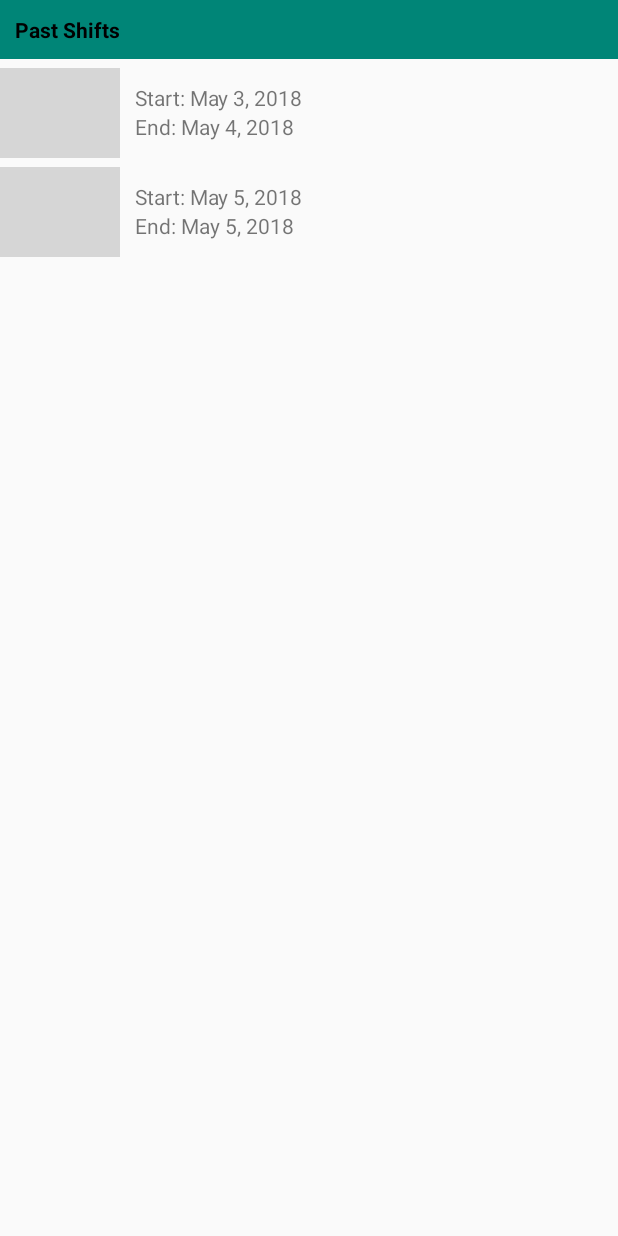
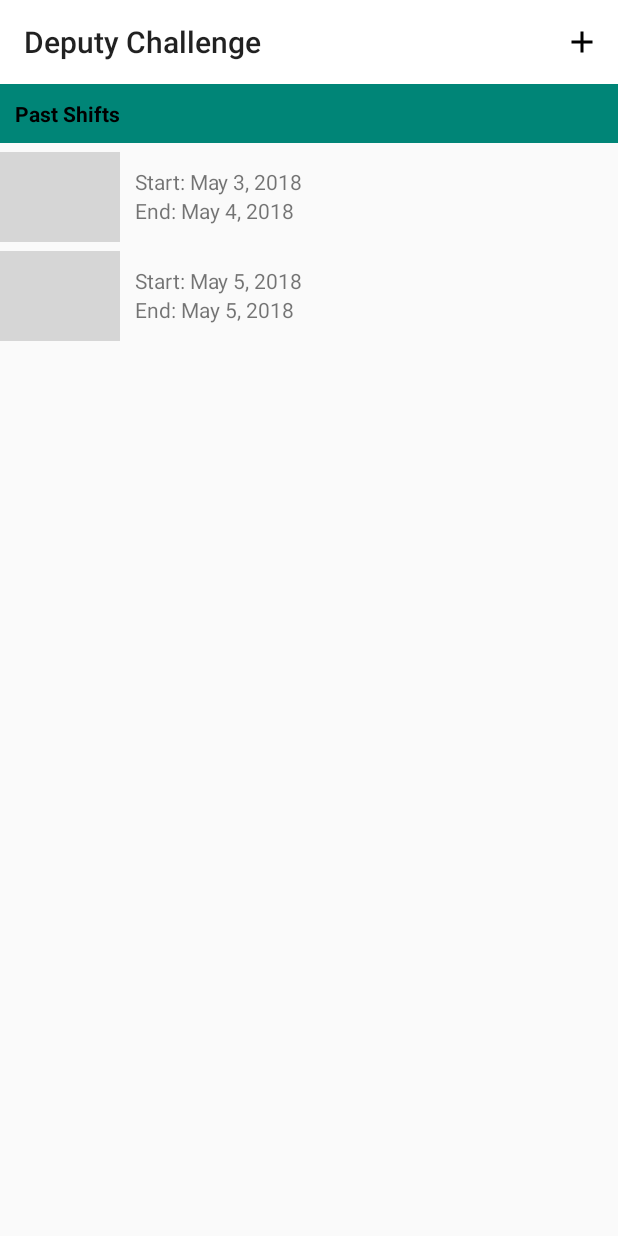
Before and after one commit to odiggity25/DeputyChallenge, an Android app: the screen it shows after launch (ShiftsActivity), on a phone screen of 412 x 824 dp. Run offline under Robolectric (Android 15) with nearby library versions, the phone set to English and light mode, and no system bars; our stand-ins replace Dagger/Hilt's generated code, RxJava, Timber; libraries missing offline, so code that uses them is left out: com.jakewharton.rxbinding3; network calls fail; pictures from the network do not load; grey boxes are pictures that could not be loaded.

Commit message:
Added toolbar with button for adding a shift; Added a location manager for getting user's location and handling permissions in the ShiftsActivity

```diff
--- a/app/build.gradle
+++ b/app/build.gradle
@@ -48,4 +48,5 @@ dependencies {
     implementation 'com.github.bumptech.glide:glide:4.8.0'
     annotationProcessor 'com.github.bumptech.glide:compiler:4.8.0'
     implementation 'com.squareup.okhttp3:logging-interceptor:3.11.0'
+    implementation "com.google.android.gms:play-services-location:16.0.0"
 }
--- a/app/src/main/AndroidManifest.xml
+++ b/app/src/main/AndroidManifest.xml
@@ -3,7 +3,7 @@
           package="com.orrie.deputychallenge">
 
     <uses-permission android:name="android.permission.INTERNET" />
-    <uses-permission android:name="android.permission.ACCESS_FINE_LOCATION" />
+    <uses-permission android:name="android.permission.ACCESS_COARSE_LOCATION"/>
 
     <application
             android:name=".DeputyChallengeApplication"
--- a/app/src/main/java/com/orrie/deputychallenge/dagger/AppModule.kt
+++ b/app/src/main/java/com/orrie/deputychallenge/dagger/AppModule.kt
@@ -1,8 +1,10 @@
 package com.orrie.deputychallenge.dagger
 
 import android.content.Context
+import com.orrie.deputychallenge.utils.LocationManager
 import dagger.Module
 import dagger.Provides
+import javax.inject.Singleton
 
 @Module
 class AppModule(val context: Context) {
@@ -12,4 +14,10 @@ class AppModule(val context: Context) {
         return context
     }
 
+    @Provides
+    @Singleton
+    fun providesLocationManager(context: Context): LocationManager {
+        return LocationManager(context)
+    }
+
 }
--- a/app/src/main/java/com/orrie/deputychallenge/dagger/ShiftsModule.kt
+++ b/app/src/main/java/com/orrie/deputychallenge/dagger/ShiftsModule.kt
@@ -18,7 +18,9 @@ class ShiftsModule {
 
     @Provides
     @Singleton
-    fun providesShiftsRepository(shiftsApi: ShiftsApi): ShiftsRepository {
+    fun providesShiftsRepository(
+        shiftsApi: ShiftsApi
+    ): ShiftsRepository {
         return ShiftsRepository(shiftsApi)
     }
 }
--- a/app/src/main/java/com/orrie/deputychallenge/views/ShiftsActivity.kt
+++ b/app/src/main/java/com/orrie/deputychallenge/views/ShiftsActivity.kt
@@ -1,7 +1,12 @@
 package com.orrie.deputychallenge.views
 
+import android.Manifest
+import android.content.pm.PackageManager
 import android.graphics.Rect
+import android.os.Build
 import android.os.Bundle
+import android.view.Menu
+import android.view.MenuItem
 import android.view.View
 import androidx.recyclerview.widget.LinearLayoutManager
 import androidx.recyclerview.widget.RecyclerView
@@ -9,6 +14,7 @@ import com.orrie.deputychallenge.DeputyChallengeApplication
 import com.orrie.deputychallenge.R
 import com.orrie.deputychallenge.adapters.ShiftsAdapter
 import com.orrie.deputychallenge.repositories.ShiftsRepository
+import com.orrie.deputychallenge.utils.LocationManager
 import com.orrie.deputychallenge.utils.dpToPx
 import com.orrie.deputychallenge.utils.subscribeAndObserveOnMainThread
 import com.orrie.deputychallenge.viewmodels.ShiftsViewModel
@@ -20,6 +26,9 @@ class ShiftsActivity : BaseActivity() {
     @Inject
     lateinit var shiftsRepository: ShiftsRepository
 
+    @Inject
+    lateinit var locationManager: LocationManager
+
     lateinit var shiftsViewModel: ShiftsViewModel
 
     override fun onCreate(savedInstanceState: Bundle?) {
@@ -30,8 +39,14 @@ class ShiftsActivity : BaseActivity() {
         initUi()
     }
 
+    private val REQUEST_PERMISSION_LOCATION = 1221
+
     private fun initUi() {
-        shiftsViewModel = ShiftsViewModel(shiftsRepository, exits)
+        setSupportActionBar(shiftsToolbar)
+        supportActionBar?.title = "Deputy Challenge"
+
+
+        shiftsViewModel = ShiftsViewModel(shiftsRepository, locationManager, exits)
 
         val shiftsAdapter = ShiftsAdapter(this)
         shiftsRecyclerView.adapter = shiftsAdapter
@@ -39,6 +54,11 @@ class ShiftsActivity : BaseActivity() {
         shiftsRecyclerView.addItemDecoration(ItemSpacer())
 
         shiftsViewModel.shiftsUpdates.subscribeAndObserveOnMainThread { shiftsAdapter.updateShifts(it) }
+        shiftsViewModel.requestLocationPermissionShows.subscribeAndObserveOnMainThread {
+            if (Build.VERSION.SDK_INT >= Build.VERSION_CODES.M) {
+                requestPermissions(arrayOf(Manifest.permission.ACCESS_COARSE_LOCATION), REQUEST_PERMISSION_LOCATION)
+            }
+        }
     }
 
     private class ItemSpacer : RecyclerView.ItemDecoration() {
@@ -46,4 +66,28 @@ class ShiftsActivity : BaseActivity() {
             outRect.bottom = 6.dpToPx(view.context)
         }
     }
+
+    override fun onCreateOptionsMenu(menu: Menu): Boolean {
+        menuInflater.inflate(R.menu.shifts_toolbar_menu, menu)
+        return true
+    }
+
+    override fun onOptionsItemSelected(item: MenuItem): Boolean {
+        return when (item.itemId) {
+            R.id.addShiftButton -> {
+                shiftsViewModel.addShiftClicked()
+                true
+            }
+            else -> false
+        }
+    }
+
+    override fun onRequestPermissionsResult(requestCode: Int, permissions: Array<String>, grantResults: IntArray) {
+            super.onRequestPermissionsResult(requestCode, permissions, grantResults)
+            if (requestCode == REQUEST_PERMISSION_LOCATION) {
+                if (grantResults.isNotEmpty() && grantResults[0] == PackageManager.PERMISSION_GRANTED) {
+                    shiftsViewModel.addShiftClicked()
+                }
+            }
+        }
 }
--- /dev/null
+++ b/app/src/main/res/drawable/ic_add.xml
@@ -0,0 +1,9 @@
+<vector xmlns:android="http://schemas.android.com/apk/res/android"
+        android:width="24dp"
+        android:height="24dp"
+        android:viewportWidth="24.0"
+        android:viewportHeight="24.0">
+    <path
+        android:fillColor="#FF000000"
+        android:pathData="M19,13h-6v6h-2v-6H5v-2h6V5h2v6h6v2z"/>
+</vector>
--- a/app/src/main/res/layout/activity_shifts.xml
+++ b/app/src/main/res/layout/activity_shifts.xml
@@ -7,13 +7,26 @@
         android:layout_height="match_parent"
         tools:context=".views.ShiftsActivity">
 
+    <androidx.appcompat.widget.Toolbar
+            android:id="@+id/shiftsToolbar"
+            android:layout_width="0dp"
+            android:layout_height="?attr/actionBarSize"
+            android:background="@color/white"
+            android:theme="@style/ThemeOverlay.AppCompat.ActionBar"
+            app:layout_constraintEnd_toEndOf="parent"
+            app:layout_constraintStart_toStartOf="parent"
+            app:layout_constraintTop_toTopOf="parent"
+            app:popupTheme="@style/ThemeOverlay.AppCompat.Light"
+            />
+
     <androidx.recyclerview.widget.RecyclerView
             android:id="@+id/shiftsRecyclerView"
-            android:layout_width="match_parent"
-            android:layout_height="match_parent"
+            android:layout_width="0dp"
+            android:layout_height="0dp"
             app:layout_constraintBottom_toBottomOf="parent"
             app:layout_constraintLeft_toLeftOf="parent"
             app:layout_constraintRight_toRightOf="parent"
-            app:layout_constraintTop_toTopOf="parent"/>
+            app:layout_constraintTop_toBottomOf="@id/shiftsToolbar"/>
+
 
 </androidx.constraintlayout.widget.ConstraintLayout>
--- /dev/null
+++ b/app/src/main/res/menu/shifts_toolbar_menu.xml
@@ -0,0 +1,10 @@
+<?xml version="1.0" encoding="utf-8"?>
+<menu xmlns:android="http://schemas.android.com/apk/res/android"
+    xmlns:app="http://schemas.android.com/apk/res-auto">
+    <item
+        android:id="@+id/addShiftButton"
+        android:title="@string/add_shift"
+        android:icon="@drawable/ic_add"
+        app:showAsAction="always"
+        />
+</menu>
--- a/app/src/main/res/values/strings.xml
+++ b/app/src/main/res/values/strings.xml
@@ -3,4 +3,5 @@
     <string name="start_time">Start: %s</string>
     <string name="end_time">End: %s</string>
     <string name="past_shifts">Past Shifts</string>
+    <string name="add_shift">Add Shift</string>
 </resources>
```
Also changed, not shown: app/src/main/java/com/orrie/deputychallenge/utils/LocationManager.kt (added, +32 -0 lines), app/src/main/java/com/orrie/deputychallenge/viewmodels/ShiftsViewModel.kt (+23 -0 lines).
